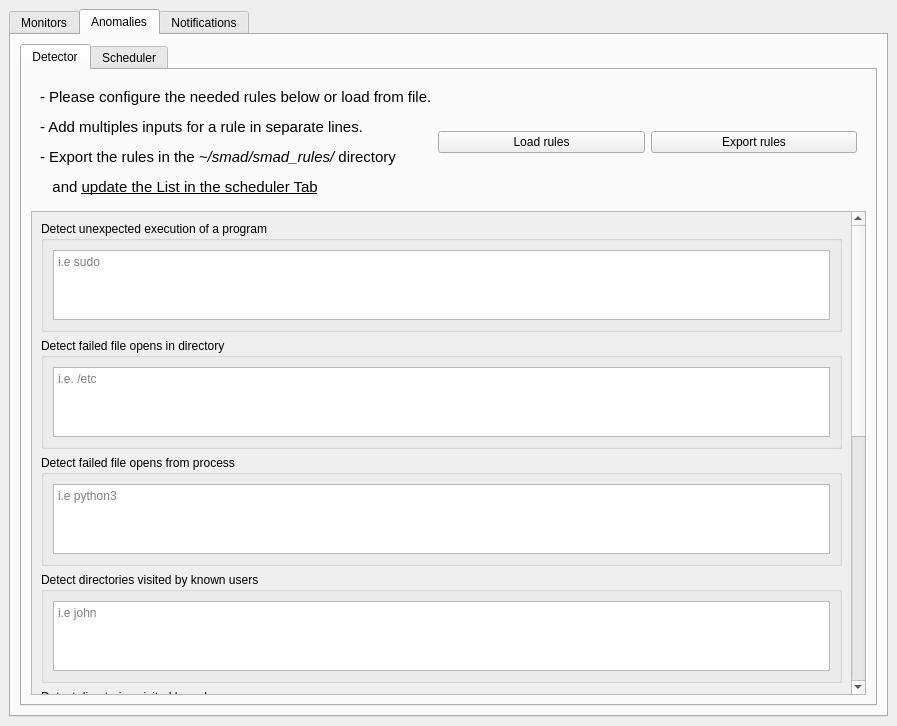
Above: smad.ui from kosnet2/smad before the change. Below: the same form after it.
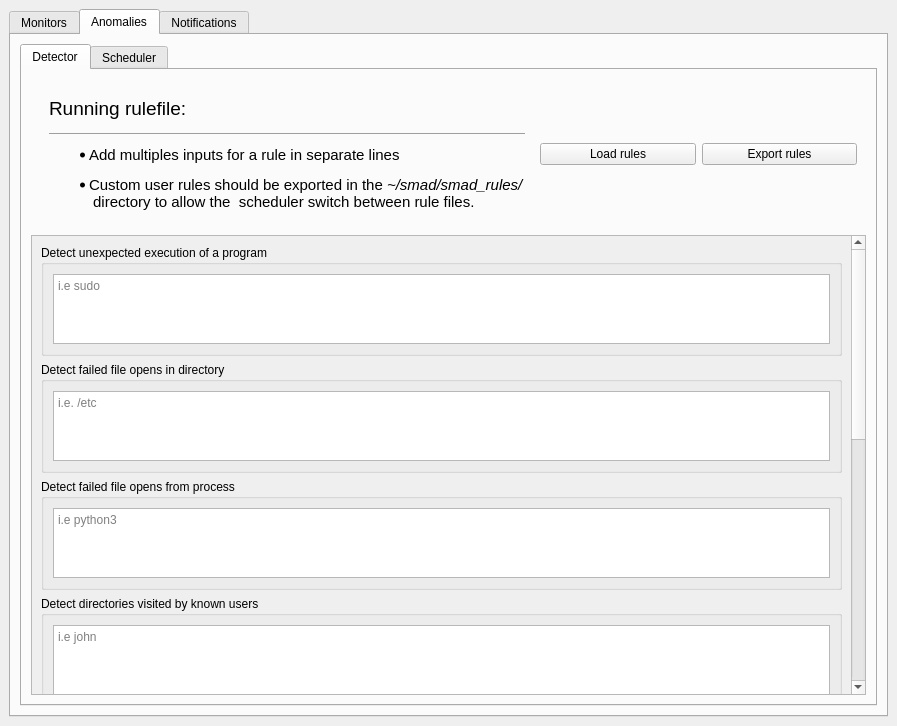
That is the form after the change. The open tabs and pages were chosen to show the change. Custom widgets are drawn as their Qt base class.

Commit message: completed schedule handler, changed ui, changed ui, played around with styles

Diff of the .ui file:
```diff
--- a/smad.ui
+++ b/smad.ui
@@ -460,17 +460,46 @@
              <widget class="QWidget" name="widget_2" native="true">
               <layout class="QHBoxLayout" name="horizontalLayout_5">
                <item>
-                <widget class="QLabel" name="label_7">
-                 <property name="text">
-                  <string>&lt;!DOCTYPE HTML PUBLIC &quot;-//W3C//DTD HTML 4.0//EN&quot; &quot;http://www.w3.org/TR/REC-html40/strict.dtd&quot;&gt;
+                <widget class="QWidget" name="widget_4" native="true">
+                 <layout class="QVBoxLayout" name="verticalLayout_8">
+                  <item>
+                   <widget class="QLabel" name="runningRulefileLabel">
+                    <property name="font">
+                     <font>
+                      <pointsize>14</pointsize>
+                     </font>
+                    </property>
+                    <property name="text">
+                     <string>&lt;div class=&quot;box&quot;&gt; Running rulefile:  &lt;/div&gt;</string>
+                    </property>
+                   </widget>
+                  </item>
+                  <item>
+                   <widget class="QLabel" name="label_3">
+                    <property name="text">
+                     <string>&lt;hr&gt;</string>
+                    </property>
+                   </widget>
+                  </item>
+                  <item>
+                   <widget class="QLabel" name="label_7">
+                    <property name="text">
+                     <string>&lt;!DOCTYPE HTML PUBLIC &quot;-//W3C//DTD HTML 4.0//EN&quot; &quot;http://www.w3.org/TR/REC-html40/strict.dtd&quot;&gt;
 &lt;html&gt;&lt;head&gt;&lt;meta name=&quot;qrichtext&quot; content=&quot;1&quot; /&gt;&lt;style type=&quot;text/css&quot;&gt;
 p, li { white-space: pre-wrap; }
 &lt;/style&gt;&lt;/head&gt;&lt;body style=&quot; font-family:'Ubuntu'; font-size:11pt; font-weight:400; font-style:normal;&quot;&gt;
-&lt;p style=&quot; margin-top:12px; margin-bottom:12px; margin-left:0px; margin-right:0px; -qt-block-indent:0; text-indent:0px;&quot;&gt;- Please configure the needed rules below or load from file.&lt;/p&gt;
-&lt;p style=&quot; margin-top:12px; margin-bottom:12px; margin-left:0px; margin-right:0px; -qt-block-indent:0; text-indent:0px;&quot;&gt;- Add multiples inputs for a rule in separate lines.&lt;/p&gt;
-&lt;p style=&quot; margin-top:12px; margin-bottom:12px; margin-left:0px; margin-right:0px; -qt-block-indent:0; text-indent:0px;&quot;&gt;- Export the rules in the &lt;span style=&quot; font-style:italic;&quot;&gt;~/smad/smad_rules/&lt;/span&gt; directory &lt;/p&gt;
-&lt;p style=&quot; margin-top:12px; margin-bottom:12px; margin-left:0px; margin-right:0px; -qt-block-indent:0; text-indent:0px;&quot;&gt;   and &lt;span style=&quot; text-decoration: underline;&quot;&gt;update the List in the scheduler Tab&lt;/span&gt;&lt;/p&gt;&lt;/body&gt;&lt;/html&gt;</string>
-                 </property>
+&lt;ul&gt;
+&lt;li style=&quot; margin-top:12px; margin-bottom:12px; margin-left:0px; margin-right:0px; -qt-block-indent:0; text-indent:0px;&quot;&gt;Add multiples inputs for a rule in separate lines
+&lt;/li&gt;
+&lt;li style=&quot; margin-top:12px; margin-bottom:12px; margin-left:0px; margin-right:0px; -qt-block-indent:0; text-indent:0px;&quot;&gt;
+Custom user rules should be exported in the &lt;span style=&quot; font-style:italic;&quot;&gt;~/smad/smad_rules/&lt;/span&gt;  &lt;br&gt; directory to allow the  scheduler switch between rule files.
+&lt;/li&gt;
+&lt;/ul&gt;
+&lt;/body&gt;&lt;/html&gt;</string>
+                    </property>
+                   </widget>
+                  </item>
+                 </layout>
                 </widget>
                </item>
                <item>
```
Left out of the diff: 4 changed lines with no effect on the pictures. The commit also changes 14 other files.
